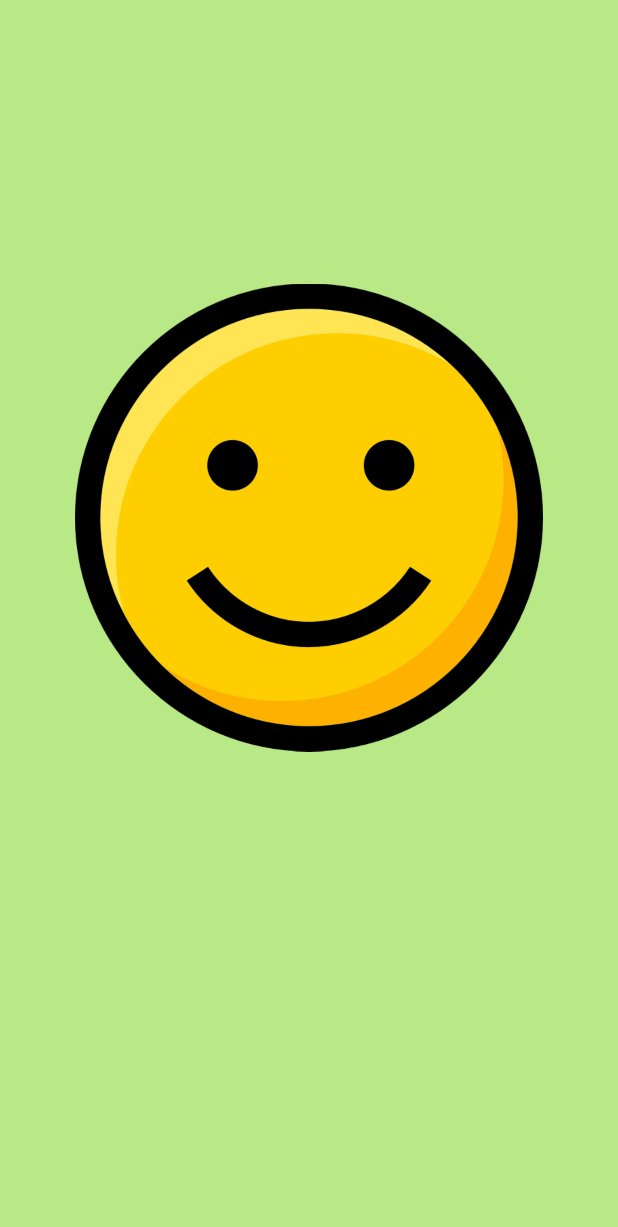
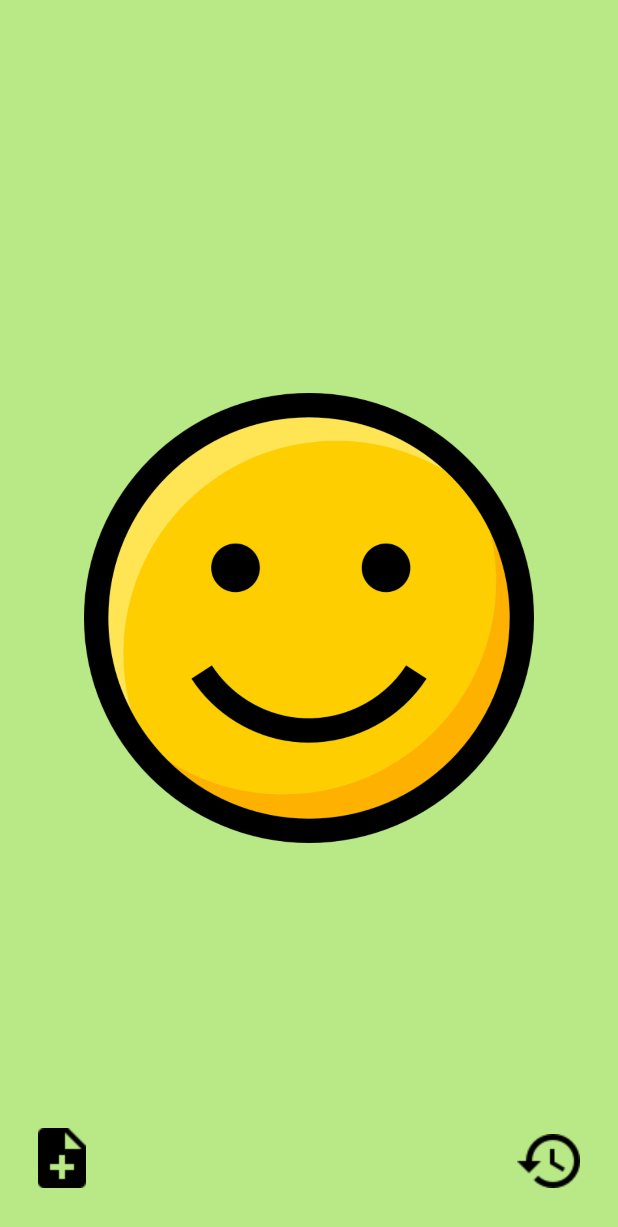
Before and after one commit to pixelerte/MoodTrackermasterpierre, an Android app: the screen it shows after launch (MainActivity), on a phone screen of 412 x 824 dp. Shown: the top 1227 px of the screen. Run offline under Robolectric (Android 15) with nearby library versions, the phone set to English and light mode, and no system bars.

Commit message:
add image button history end note

```diff
--- a/app/src/main/java/com/example/pierreetienne/moodtracker_master_pierre/controller/MainActivity.java
+++ b/app/src/main/java/com/example/pierreetienne/moodtracker_master_pierre/controller/MainActivity.java
@@ -8,8 +8,11 @@ import android.support.v7.app.AppCompatActivity;
 import android.os.Bundle;
 import android.view.GestureDetector;
 import android.view.MotionEvent;
+import android.view.View;
+import android.widget.ImageButton;
 import android.widget.ImageView;
-import android.widget.LinearLayout;
+import android.widget.RelativeLayout;
+import android.widget.Toast;
 
 import com.example.pierreetienne.moodtracker_master_pierre.R;
 
@@ -19,11 +22,13 @@ import static com.example.pierreetienne.moodtracker_master_pierre.R.color.banana
 
 @TargetApi(Build.VERSION_CODES.M)
 @RequiresApi(api = Build.VERSION_CODES.M)
-public class MainActivity extends AppCompatActivity implements GestureDetector.OnGestureListener{
+public class MainActivity extends AppCompatActivity implements GestureDetector.OnGestureListener {
 
 
-    private LinearLayout mBackground;
+    private RelativeLayout mBackground;
     private ImageView mImage;
+    private ImageButton mhistory;
+    public ImageButton mnote;
     private GestureDetector gDetector;
     private int moodNumber = 3;
 
@@ -40,18 +45,41 @@ public class MainActivity extends AppCompatActivity implements GestureDetector.O
         gDetector = new GestureDetector(this);
         mBackground = findViewById(R.id.background);
         mImage = findViewById(R.id.imageSmailly);
+        mhistory = findViewById(R.id.history);
+        mnote =findViewById(R.id.note);
 
         mBackground.setBackgroundColor(getColor(tabBackgroundColor[moodNumber]));
         mImage.setImageResource(image[moodNumber]);
 
+        mnote.setOnClickListener(mnoteClick);
+        mhistory.setOnClickListener(mhistoryClick);
+
     }
+
+    private View.OnClickListener mnoteClick = new View.OnClickListener() {
+        public void onClick(View v) {
+
+
+
+        }
+    };
+
+    private View.OnClickListener mhistoryClick = new View.OnClickListener() {
+        public void onClick(View v) {
+
+
+        }
+    };
 
     //detects the interaction between user and screen
 
     @Override
     public boolean onTouchEvent(MotionEvent event) {
         return gDetector.onTouchEvent(event);
-        }
+
+
+    }
+
 
 
     @Override
--- a/app/src/main/res/layout/activity_main.xml
+++ b/app/src/main/res/layout/activity_main.xml
@@ -1,23 +1,47 @@
 <?xml version="1.0" encoding="utf-8"?>
-<LinearLayout xmlns:android="http://schemas.android.com/apk/res/android"
+<RelativeLayout
+    xmlns:android="http://schemas.android.com/apk/res/android"
+    xmlns:app="http://schemas.android.com/apk/res-auto"
     xmlns:tools="http://schemas.android.com/tools"
     android:layout_width="match_parent"
     android:layout_height="match_parent"
     android:background="@color/colorPrimary"
     android:id="@+id/background"
-    android:layout_centerVertical="true"
-    tools:context=".controller.MainActivity">
-
+    tools:context=".controller.MainActivity"
+    android:orientation="vertical"
+    >
 
 
     <ImageView
-        android:layout_marginLeft="50dp"
-        android:layout_marginRight="50dp"
         android:id="@+id/imageSmailly"
-        android:layout_width="match_parent"
+        android:layout_width="300dp"
+        android:layout_height="300dp"
+        android:layout_centerInParent="true"
+        android:src="@drawable/smileyhappy" />
+
+
+    <ImageButton
+        android:layout_width="wrap_content"
         android:layout_height="wrap_content"
-        android:src="@drawable/smileyhappy"
+        android:layout_alignParentBottom="true"
+        android:layout_alignParentStart="true"
+        android:layout_marginBottom="32dp"
+        android:layout_marginStart="25dp"
+        android:background="@null"
+        android:src="@drawable/noteaddblack"
+        android:id="@+id/note" />
 
-        />
 
-</LinearLayout>
+    <ImageButton
+        android:id="@+id/history"
+        android:layout_width="wrap_content"
+        android:layout_height="wrap_content"
+        android:layout_alignParentBottom="true"
+        android:layout_alignParentEnd="true"
+        android:layout_marginBottom="32dp"
+        android:layout_marginEnd="25dp"
+        android:background="@null"
+        android:src="@drawable/historyblack" />
+
+
+</RelativeLayout>
```
Also changed, not shown: app/src/main/res/drawable/commentblack.png (added), app/src/main/res/drawable/historyblack.png (added), app/src/main/res/drawable/noteaddblack.png (added), 2 other files.
